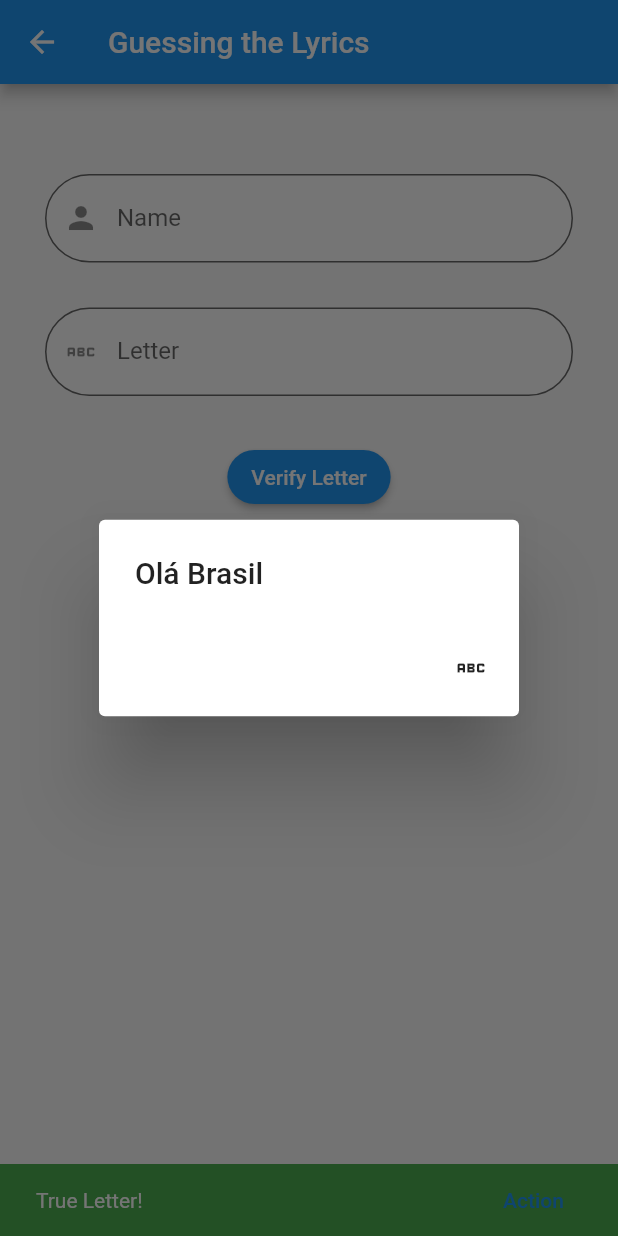
After one commit to F3lip32010/Initializing-my-knowledge-in-flutter, a Flutter app: the adivinhandoLetra screen opened directly, after a tap on "Verify Letter", on a phone screen of 412 x 824 dp. The commit adds this screen. Run offline on Flutter 3.47's test engine with Material 2 defaults, Android fonts, the phone set to English and light mode, and no system bars; our stand-ins replace google_nav_bar, line_icons.

Commit message:
c2 - letter

```diff
--- /dev/null
+++ b/lib/adivinhandoletra.dart
@@ -0,0 +1,141 @@
+// ignore: unused_import
+import 'dart:developer';
+import 'package:flutter/material.dart';
+
+// ignore: camel_case_types
+class adivinhandoLetra extends StatelessWidget {
+  const adivinhandoLetra({Key? key}) : super(key: key);
+
+  @override
+  Widget build(BuildContext context) {
+    final TextEditingController nameController = TextEditingController();
+    final TextEditingController letterController = TextEditingController();
+
+    return Scaffold(
+      appBar: AppBar(
+        title: const Text('Guessing the Lyrics'),
+      ),
+      body: Padding(
+        padding: const EdgeInsets.all(30.0),
+        child: Column(
+          children: [
+            const SizedBox(
+              height: 30,
+            ),
+            TextFormField(
+              controller: nameController,
+              onChanged: (value) {
+                //nameController.text = value;
+                log(nameController.text);
+              },
+              validator: (value) {
+                if (value != null) {
+                  if (value.isEmpty) {
+                    return "Necessário digitar o nome";
+                  }
+                }
+                return null;
+              },
+              decoration: InputDecoration(
+                border: OutlineInputBorder(
+                  borderRadius: BorderRadius.circular(100),
+                ),
+                filled: true,
+                hintStyle: TextStyle(color: Colors.grey[800]),
+                hintText: "Type in your text",
+                labelText: 'Name',
+                fillColor: Colors.white70,
+                prefixIcon: const Icon(Icons.person),
+              ),
+            ),
+            const SizedBox(
+              height: 30,
+            ),
+            TextFormField(
+              controller: letterController,
+              onChanged: (value) {
+                //letterController.text = value;
+                log(letterController.text);
+              },
+              decoration: InputDecoration(
+                  border: OutlineInputBorder(
+                    borderRadius: BorderRadius.circular(100),
+                  ),
+                  filled: true,
+                  hintStyle: TextStyle(color: Colors.grey[800]),
+                  hintText: "Type in your text",
+                  labelText: 'Letter',
+                  fillColor: Colors.white70,
+                  prefixIcon: const Icon(Icons.abc_rounded)),
+            ),
+            const SizedBox(
+              height: 30,
+            ),
+            ElevatedButton(
+                style: ButtonStyle(
+                  shape: MaterialStateProperty.all(
+                    RoundedRectangleBorder(
+                      borderRadius: BorderRadius.circular(100),
+                    ),
+                  ),
+                ),
+                onPressed: () {
+                  showDialog(
+                      context: context,
+                      builder: (_) => AlertDialog(
+                            actions: [
+                              IconButton(
+                                  onPressed: () {},
+                                  icon: const Icon(Icons.abc_outlined))
+                            ],
+                            title: const Text('Olá Brasil'),
+                          ));
+                  String name = nameController.text.toUpperCase();
+                  String letter = letterController.text.toUpperCase();
+                  bool resposta = name.contains(letter);
+                  log('$resposta');
+                  if (resposta) {
+                    ScaffoldMessenger.of(context).showSnackBar(
+                      SnackBar(
+                        backgroundColor: Colors.green,
+                        content: const Text('True Letter!'),
+                        action: SnackBarAction(
+                          label: 'Action',
+                          onPressed: () {
+                            // Code to execute.
+                          },
+                        ),
+                      ),
+                    );
+                  } else {
+                    ScaffoldMessenger.of(context).showSnackBar(
+                      SnackBar(
+                        backgroundColor: Colors.red,
+                        action: SnackBarAction(
+                          label: 'Action',
+                          onPressed: () {
+                            // Code to execute.
+                          },
+                        ),
+                        content: const Text('Awesome SnackBar!'),
+                        duration: const Duration(milliseconds: 1500),
+                        width: 280.0, // Width of the SnackBar.
+                        padding: const EdgeInsets.symmetric(
+                          horizontal:
+                              8.0, // Inner padding for SnackBar content.
+                        ),
+                        behavior: SnackBarBehavior.floating,
+                        shape: RoundedRectangleBorder(
+                          borderRadius: BorderRadius.circular(10.0),
+                        ),
+                      ),
+                    );
+                  }
+                },
+                child: const Text('Verify Letter')),
+          ],
+        ),
+      ),
+    );
+  }
+}
--- a/lib/home_page.dart
+++ b/lib/home_page.dart
@@ -1,4 +1,5 @@
 import 'package:flutter/material.dart';
+import 'package:treino/adivinhandoletra.dart';
 import 'package:treino/imc_page.dart';
 import 'package:treino/treino_botoes.dart';
 import 'package:treino/treino_temcaracter.dart';
@@ -34,6 +35,17 @@ class HomePage extends StatelessWidget {
                   onPressed: (() {
                     Navigator.push(context,
                         MaterialPageRoute(builder: (BuildContext context) {
+                      return const adivinhandoLetra();
+                    }));
+                  }),
+                  child: const Text('Adivinhando Letra')),
+              const SizedBox(
+                height: 35,
+              ),
+              ElevatedButton(
+                  onPressed: (() {
+                    Navigator.push(context,
+                        MaterialPageRoute(builder: (BuildContext context) {
                       return const TreinoTemCaracter();
                     }));
                   }),
```
